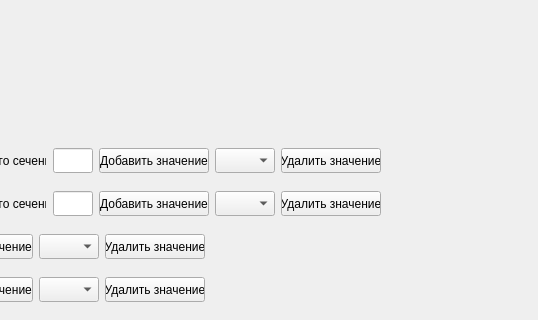
The window that source/gui/enteringblocks.ui (baseoleph/secad) describes before a commit, drawn with Qt 5; both pictures show x 683 to 1221 and y 228 to 548 of the 1221 by 805 pixel window.
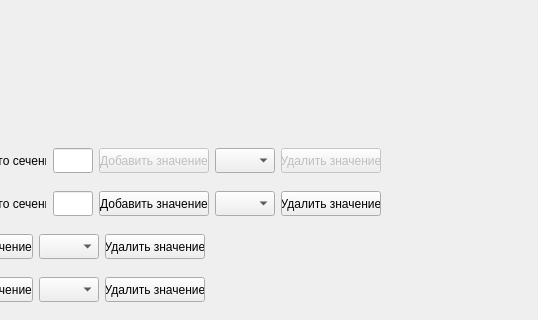
The same window after the commit.

```diff
--- a/source/gui/enteringblocks.ui
+++ b/source/gui/enteringblocks.ui
@@ -1225,6 +1225,9 @@
              </item>
              <item>
               <widget class="QPushButton" name="pushButton_lrc_disc_add">
+               <property name="enabled">
+                <bool>false</bool>
+               </property>
                <property name="sizePolicy">
                 <sizepolicy hsizetype="Expanding" vsizetype="Fixed">
                  <horstretch>0</horstretch>
@@ -1266,6 +1269,9 @@
              </item>
              <item>
               <widget class="QPushButton" name="pushButton_lcr_disc_delete">
+               <property name="enabled">
+                <bool>false</bool>
+               </property>
                <property name="minimumSize">
                 <size>
                  <width>100</width>
```
